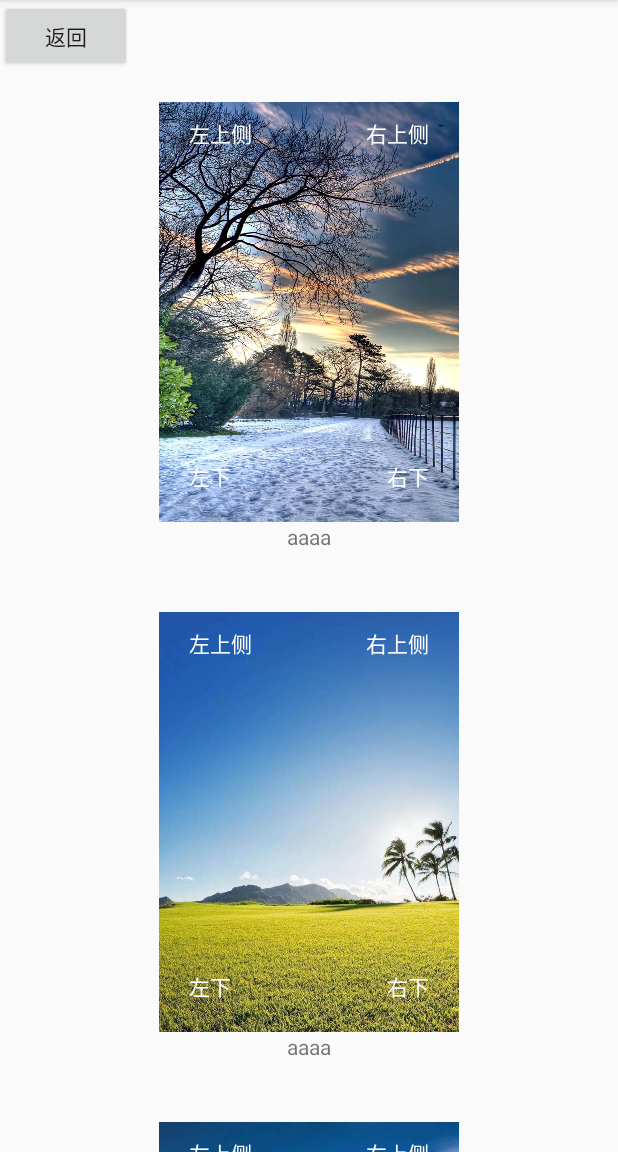
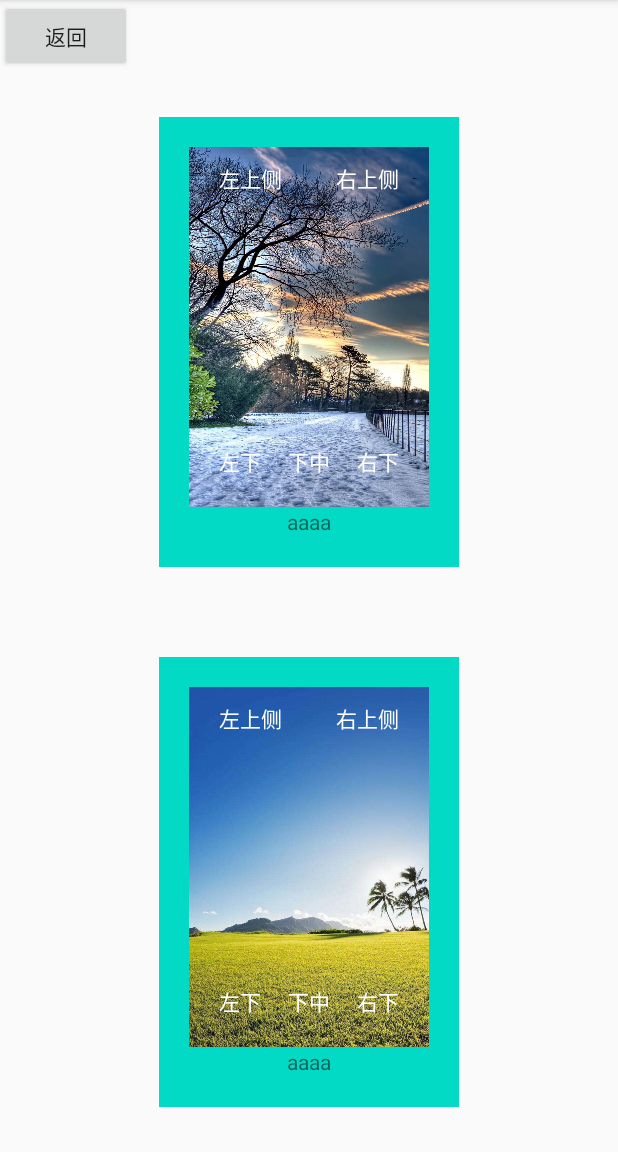
Before and after one commit to liaors/PressedAnimator, an Android app: the PressDemoActivity screen opened directly, with no data from a screen before it, on a phone screen of 412 x 824 dp, the part 84-1236 px from its top. Run offline under Robolectric (Android 15) with nearby library versions, the phone set to English and light mode, and no system bars.

```diff
--- a/app/src/main/java/com/rs/pressanimator/PressDemoActivity.java
+++ b/app/src/main/java/com/rs/pressanimator/PressDemoActivity.java
@@ -87,7 +87,7 @@ public class PressDemoActivity extends AppCompatActivity {
 
         private class DelayPressViewHolder extends RecyclerView.ViewHolder {
             public ImageView img;
-            public TextView titleTv,bottomTv,titleRightTv,bottomRightTv;
+            public TextView titleTv,bottomTv,titleRightTv,bottomRightTv,bottomCenterTv;
 
             public DelayPressViewHolder(@NonNull View itemView) {
                 super(itemView);
@@ -95,6 +95,7 @@ public class PressDemoActivity extends AppCompatActivity {
                 bottomTv = itemView.findViewById(R.id.bottom_tv);
                 titleRightTv = itemView.findViewById(R.id.title_right_tv);
                 bottomRightTv = itemView.findViewById(R.id.bottom_right_tv);
+                bottomCenterTv = itemView.findViewById(R.id.bottom_center_tv);
                 img = itemView.findViewById(R.id.img);
                 img.setScaleType(ImageView.ScaleType.CENTER_CROP);
 
@@ -114,6 +115,7 @@ public class PressDemoActivity extends AppCompatActivity {
                         .addTargetAnimatorView(img,true)// addTargetAnimatorView需要添加动画的view，isMaxWh可以不传，传了所有动画view中最大宽高的view，动画是不需要额外排序，性能会更好一些
                         .addTargetAnimatorView(titleTv)
                         .addTargetAnimatorView(bottomTv)
+                        .addTargetAnimatorView(bottomCenterTv)
                         .addTargetAnimatorView(titleRightTv)
                         .addTargetAnimatorView(bottomRightTv)
                         .setOnTouchListener(img)// img 需要监听触摸的view
--- a/app/src/main/res/layout/item_delaypress.xml
+++ b/app/src/main/res/layout/item_delaypress.xml
@@ -3,8 +3,10 @@
     xmlns:app="http://schemas.android.com/apk/res-auto"
     android:layout_width="200dp"
     android:layout_height="300dp"
+    android:padding="20dp"
+    android:background="@color/colorAccent"
     android:layout_gravity="center_horizontal"
-    android:layout_margin="20dp"
+    android:layout_margin="30dp"
     android:clickable="true">
 
 
@@ -32,6 +34,20 @@
         android:layout_marginStart="20dp"
         app:layout_constraintLeft_toLeftOf="parent" />
 
+
+    <TextView
+        android:id="@+id/bottom_center_tv"
+        android:layout_width="wrap_content"
+        android:layout_height="wrap_content"
+        android:layout_marginTop="10dp"
+        android:layout_marginBottom="40dp"
+        android:layout_centerHorizontal="true"
+        android:layout_alignParentBottom="true"
+        android:text="下中"
+        android:textColor="@android:color/white"
+        app:layout_constraintBottom_toBottomOf="parent"
+        app:layout_constraintRight_toRightOf="parent"
+        app:layout_constraintLeft_toLeftOf="parent" />
 
     <TextView
         android:id="@+id/bottom_right_tv"
```
Also changed, not shown: pressanim/src/main/java/com/rs/pressanim/PressAnimator.kt (+19 -5 lines), 1 other file.
